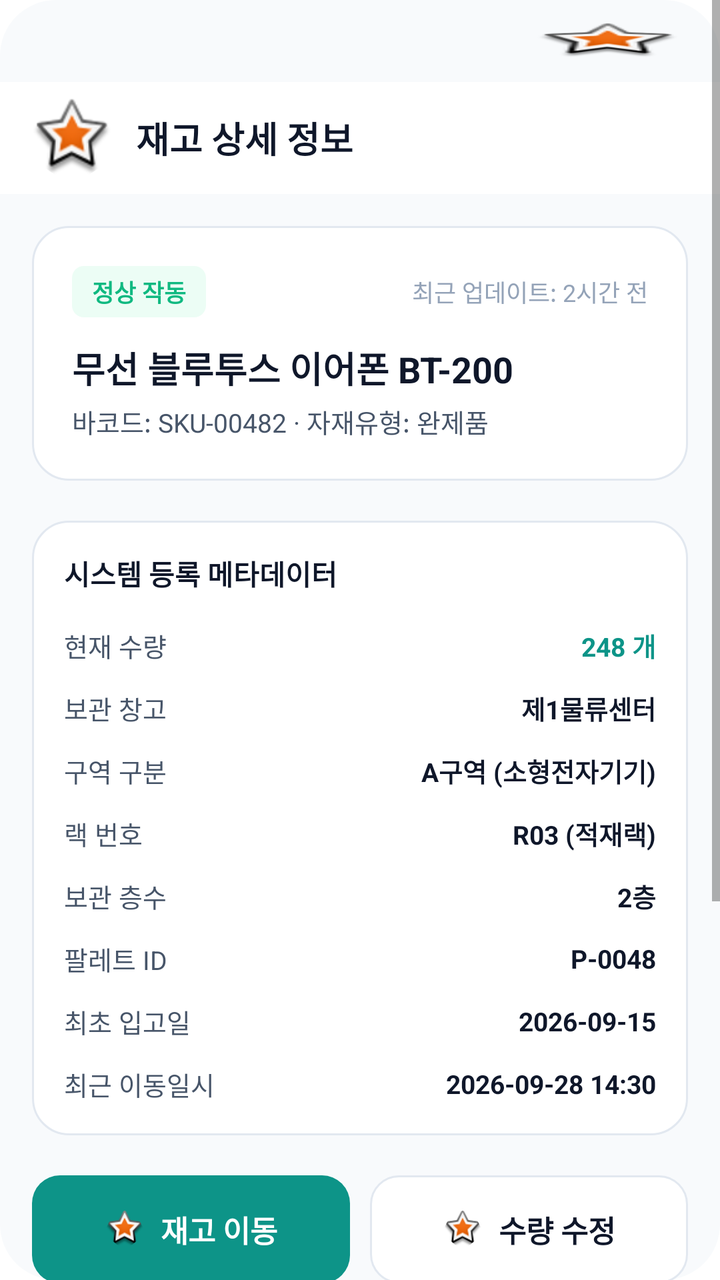
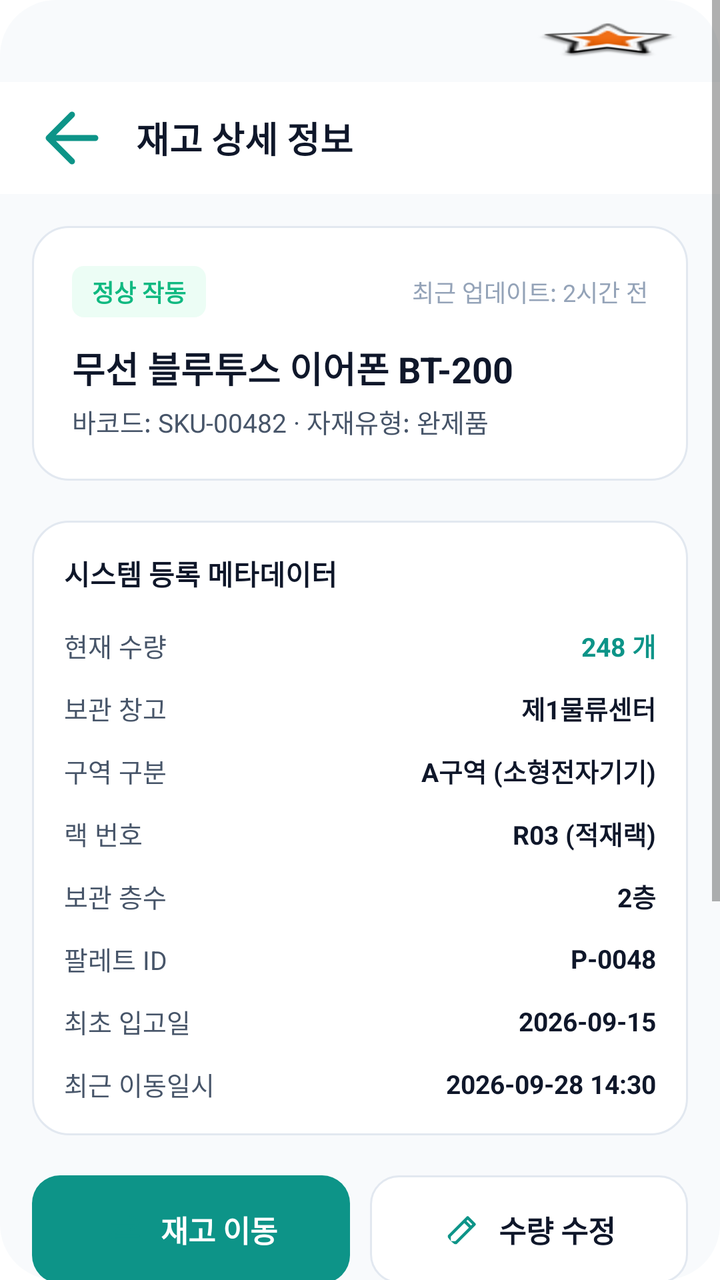

Compare the two renders of this Android layout. The source of the first and the diff that turns it into the second are given below.
<!-- AndroidManifest.xml: application theme Theme.MaterialComponents.DayNight.NoActionBar -->
<!-- res/layout/activity_inventory_detail.xml -->
<LinearLayout 
	xmlns:android="http://schemas.android.com/apk/res/android"
	xmlns:tools="http://schemas.android.com/tools"
	xmlns:app="http://schemas.android.com/apk/res-auto"
	android:background="#FFFFFF"
	android:clipChildren="false"
	android:clipToPadding="false"
	android:orientation="vertical"
	android:layout_width="match_parent"
	android:layout_height="match_parent">
	<ScrollView 
		android:clipChildren="false"
		android:clipToPadding="false"
		android:id="@+id/r6598jvwzpda"
		android:layout_width="match_parent"
		android:layout_height="wrap_content"
		android:layout_weight="1"
		android:background="@drawable/cr28bf8fafc">
		<LinearLayout
			android:layout_width="match_parent"
			android:layout_height="match_parent"
			android:clipChildren="false"
			android:clipToPadding="false"
			android:orientation="vertical">
			<LinearLayout
				android:id="@+id/rkz4hqnvastl"
				android:layout_width="match_parent"
				android:layout_height="wrap_content"
				android:layout_marginBottom="165dp"
				android:orientation="vertical">
				<LinearLayout
					android:id="@+id/rx934vpr7zxq"
					android:layout_width="match_parent"
					android:layout_height="wrap_content"
					android:gravity="center_vertical"
					android:paddingVertical="11dp"
					android:paddingHorizontal="20dp"
					android:orientation="horizontal">
					<TextView
						android:id="@+id/rx6l59yvevqn"
						android:textColor="#0F172A"
						android:textSize="14sp"
						android:textStyle="bold"
						android:layout_height="wrap_content"
						android:layout_width="wrap_content"
						android:text=""
					/>
					<View
						android:layout_width="0dp"
						android:layout_height="0dp"
						android:layout_weight="1"
					 />
					<ImageView
						android:id="@+id/ruk2l6hsjuh"
						android:layout_width="72dp"
						android:layout_height="18dp"
						android:src="@android:drawable/star_big_on"
						android:scaleType="fitXY"
					/>
				</LinearLayout>
				<LinearLayout
					android:id="@+id/r7ofi2ibrs8"
					android:layout_width="match_parent"
					android:layout_height="wrap_content"
					android:gravity="center_vertical"
					android:background="#FFFFFF"
					android:paddingVertical="8dp"
					android:paddingLeft="16dp"
					android:orientation="horizontal">
					<com.google.android.material.imageview.ShapeableImageView
						android:id="@+id/rlb7iitjpcch"
						app:shapeAppearanceOverlay="@style/cr20"
						android:layout_width="40dp"
						android:layout_height="40dp"
						android:layout_marginEnd="12dp"
						android:src="@android:drawable/star_big_on"
						android:scaleType="fitXY"
					/>
					<TextView
						android:id="@+id/r7pa06dp2nsd"
						android:textColor="#0F172A"
						android:textSize="18sp"
						android:textStyle="bold"
						android:layout_height="wrap_content"
						android:layout_width="wrap_content"
						android:text="재고 상세 정보"
					/>
				</LinearLayout>
				<LinearLayout
					android:id="@+id/r45sbp0y7ve8"
					android:layout_width="match_parent"
					android:layout_height="wrap_content"
					android:padding="16dp"
					android:orientation="vertical">
					<LinearLayout
						android:id="@+id/ruvs4b5xx2uh"
						android:layout_width="match_parent"
						android:layout_height="wrap_content"
						android:background="@drawable/se2e8f0sw1cr18bffffff"
						android:padding="20dp"
						android:layout_marginBottom="20dp"
						android:orientation="vertical">
						<LinearLayout
							android:id="@+id/rqji9zl8m3dp"
							android:layout_width="match_parent"
							android:layout_height="wrap_content"
							android:gravity="center_vertical"
							android:layout_marginBottom="12dp"
							android:orientation="horizontal">
							<LinearLayout
								android:id="@+id/raoesqmh9cvn"
								android:layout_width="wrap_content"
								android:layout_height="wrap_content"
								android:background="@drawable/cr6becfdf5"
								android:paddingVertical="4dp"
								android:paddingHorizontal="10dp"
								android:orientation="vertical">
								<TextView
									android:id="@+id/rn47d4e68uol"
									android:textColor="#10B981"
									android:textSize="12sp"
									android:textStyle="bold"
									android:layout_height="wrap_content"
									android:layout_width="wrap_content"
									android:text="정상 작동"
								/>
							</LinearLayout>
							<View
								android:layout_width="0dp"
								android:layout_height="0dp"
								android:layout_weight="1"
							 />
							<TextView
								android:id="@+id/rps4ujt3tdm9"
								android:textColor="#94A3B8"
								android:textSize="12sp"
								android:layout_height="wrap_content"
								android:layout_width="wrap_content"
								android:text="최근 업데이트: 2시간 전"
							/>
						</LinearLayout>
						<LinearLayout
							android:id="@+id/rtcy7xec0a2d"
							android:layout_width="match_parent"
							android:layout_height="wrap_content"
							android:orientation="vertical">
							<TextView
								android:id="@+id/ryvd7x2osq1"
								android:textColor="#0F172A"
								android:textSize="18sp"
								android:textStyle="bold"
								android:layout_marginBottom="4dp"
								android:layout_height="wrap_content"
								android:layout_width="wrap_content"
								android:text="무선 블루투스 이어폰 BT-200"
							/>
							<TextView
								android:id="@+id/rdqwy34t5qvs"
								android:textColor="#475569"
								android:textSize="13sp"
								android:layout_height="wrap_content"
								android:layout_width="wrap_content"
								android:text="바코드: SKU-00482 · 자재유형: 완제품"
							/>
						</LinearLayout>
					</LinearLayout>
					<LinearLayout
						android:id="@+id/rswhw71pxu8a"
						android:layout_width="match_parent"
						android:layout_height="wrap_content"
						android:background="@drawable/se2e8f0sw1cr18bffffff"
						android:layout_marginBottom="20dp"
						android:orientation="vertical">
						<LinearLayout
							android:id="@+id/r2epop6mh1w4"
							android:layout_width="match_parent"
							android:layout_height="wrap_content"
							android:paddingTop="16dp"
							android:paddingLeft="16dp"
							android:orientation="vertical">
							<TextView
								android:id="@+id/rafoeuupasxm"
								android:textColor="#0F172A"
								android:textSize="14sp"
								android:textStyle="bold"
								android:layout_height="wrap_content"
								android:layout_width="wrap_content"
								android:text="시스템 등록 메타데이터"
							/>
						</LinearLayout>
						<LinearLayout
							android:id="@+id/rnt6lrb8fmbr"
							android:layout_width="match_parent"
							android:layout_height="wrap_content"
							android:padding="16dp"
							android:orientation="vertical">
							<LinearLayout
								android:id="@+id/ra7wipisgf8o"
								android:layout_width="match_parent"
								android:layout_height="wrap_content"
								android:gravity="center_vertical"
								android:layout_marginBottom="12dp"
								android:orientation="horizontal">
								<TextView
									android:id="@+id/rp2hwgyt77in"
									android:textColor="#475569"
									android:textSize="13sp"
									android:layout_height="wrap_content"
									android:layout_width="wrap_content"
									android:text="현재 수량"
								/>
								<View
									android:layout_width="0dp"
									android:layout_height="0dp"
									android:layout_weight="1"
								 />
								<TextView
									android:id="@+id/ris3q6gbf1sb"
									android:textColor="#0D9488"
									android:textSize="13sp"
									android:textStyle="bold"
									android:layout_height="wrap_content"
									android:layout_width="wrap_content"
									android:text="248 개"
								/>
							</LinearLayout>
							<LinearLayout
								android:id="@+id/r4fium0qoed6"
								android:layout_width="match_parent"
								android:layout_height="wrap_content"
								android:gravity="center_vertical"
								android:layout_marginBottom="12dp"
								android:orientation="horizontal">
								<TextView
									android:id="@+id/r5npchz1xxgd"
									android:textColor="#475569"
									android:textSize="13sp"
									android:layout_height="wrap_content"
									android:layout_width="wrap_content"
									android:text="보관 창고"
								/>
								<View
									android:layout_width="0dp"
									android:layout_height="0dp"
									android:layout_weight="1"
								 />
								<TextView
									android:id="@+id/rt07l5bl0ow"
									android:textColor="#0F172A"
									android:textSize="13sp"
									android:textStyle="bold"
									android:layout_height="wrap_content"
									android:layout_width="wrap_content"
									android:text="제1물류센터"
								/>
							</LinearLayout>
							<LinearLayout
								android:id="@+id/r17djshc3l3p"
								android:layout_width="match_parent"
								android:layout_height="wrap_content"
								android:gravity="center_vertical"
								android:layout_marginBottom="12dp"
								android:orientation="horizontal">
								<TextView
									android:id="@+id/rcoy01u5ep2j"
									android:textColor="#475569"
									android:textSize="13sp"
									android:layout_height="wrap_content"
									android:layout_width="wrap_content"
									android:text="구역 구분"
								/>
								<View
									android:layout_width="0dp"
									android:layout_height="0dp"
									android:layout_weight="1"
								 />
								<TextView
									android:id="@+id/rdsxkthcwsfs"
									android:textColor="#0F172A"
									android:textSize="13sp"
									android:textStyle="bold"
									android:layout_height="wrap_content"
									android:layout_width="wrap_content"
									android:text="A구역 (소형전자기기)"
								/>
							</LinearLayout>
							<LinearLayout
								android:id="@+id/rf4k92gbw4fg"
								android:layout_width="match_parent"
								android:layout_height="wrap_content"
								android:gravity="center_vertical"
								android:layout_marginBottom="12dp"
								android:orientation="horizontal">
								<TextView
									android:id="@+id/r6uxn7297h6t"
									android:textColor="#475569"
									android:textSize="13sp"
									android:layout_height="wrap_content"
									android:layout_width="wrap_content"
									android:text="랙 번호"
								/>
								<View
									android:layout_width="0dp"
									android:layout_height="0dp"
									android:layout_weight="1"
								 />
								<TextView
									android:id="@+id/r1ck1uax9v6g"
									android:textColor="#0F172A"
									android:textSize="13sp"
									android:textStyle="bold"
									android:layout_height="wrap_content"
									android:layout_width="wrap_content"
									android:text="R03 (적재랙)"
								/>
							</LinearLayout>
							<LinearLayout
								android:id="@+id/rn2j9c80kq1n"
								android:layout_width="match_parent"
								android:layout_height="wrap_content"
								android:gravity="center_vertical"
								android:layout_marginBottom="12dp"
								android:orientation="horizontal">
								<TextView
									android:id="@+id/rlndxw5wj9b"
									android:textColor="#475569"
									android:textSize="13sp"
									android:layout_height="wrap_content"
									android:layout_width="wrap_content"
									android:text="보관 층수"
								/>
								<View
									android:layout_width="0dp"
									android:layout_height="0dp"
									android:layout_weight="1"
								 />
								<TextView
									android:id="@+id/ritmhkein6d"
									android:textColor="#0F172A"
									android:textSize="13sp"
									android:textStyle="bold"
									android:layout_height="wrap_content"
									android:layout_width="wrap_content"
									android:text="2층"
								/>
							</LinearLayout>
							<LinearLayout
								android:id="@+id/rt4lo3nai95a"
								android:layout_width="match_parent"
								android:layout_height="wrap_content"
								android:gravity="center_vertical"
								android:layout_marginBottom="12dp"
								android:orientation="horizontal">
								<TextView
									android:id="@+id/rblf76dhpwa4"
									android:textColor="#475569"
									android:textSize="13sp"
									android:layout_height="wrap_content"
									android:layout_width="wrap_content"
									android:text="팔레트 ID"
								/>
								<View
									android:layout_width="0dp"
									android:layout_height="0dp"
									android:layout_weight="1"
								 />
								<TextView
									android:id="@+id/rcpf8zg0hcvg"
									android:textColor="#0F172A"
									android:textSize="13sp"
									android:textStyle="bold"
									android:layout_height="wrap_content"
									android:layout_width="wrap_content"
									android:text="P-0048"
								/>
							</LinearLayout>
							<LinearLayout
								android:id="@+id/rdctaabeo7bs"
								android:layout_width="match_parent"
								android:layout_height="wrap_content"
								android:gravity="center_vertical"
								android:layout_marginBottom="12dp"
								android:orientation="horizontal">
								<TextView
									android:id="@+id/r0w1v94idddbc"
									android:textColor="#475569"
									android:textSize="13sp"
									android:layout_height="wrap_content"
									android:layout_width="wrap_content"
									android:text="최초 입고일"
								/>
								<View
									android:layout_width="0dp"
									android:layout_height="0dp"
									android:layout_weight="1"
								 />
								<TextView
									android:id="@+id/r70y6844hxkc"
									android:textColor="#0F172A"
									android:textSize="13sp"
									android:textStyle="bold"
									android:layout_height="wrap_content"
									android:layout_width="wrap_content"
									android:text="2026-09-15"
								/>
							</LinearLayout>
							<LinearLayout
								android:id="@+id/ri6rf0yevhr"
								android:layout_width="match_parent"
								android:layout_height="wrap_content"
								android:gravity="center_vertical"
								android:orientation="horizontal">
								<TextView
									android:id="@+id/r2618exi4f1h"
									android:textColor="#475569"
									android:textSize="13sp"
									android:layout_height="wrap_content"
									android:layout_width="wrap_content"
									android:text="최근 이동일시"
								/>
								<View
									android:layout_width="0dp"
									android:layout_height="0dp"
									android:layout_weight="1"
								 />
								<TextView
									android:id="@+id/ruws7gcxkfxe"
									android:textColor="#0F172A"
									android:textSize="13sp"
									android:textStyle="bold"
									android:layout_height="wrap_content"
									android:layout_width="wrap_content"
									android:text="2026-09-28 14:30"
								/>
							</LinearLayout>
						</LinearLayout>
					</LinearLayout>
					<LinearLayout
						android:id="@+id/rj7bwt5pz17e"
						android:layout_width="match_parent"
						android:layout_height="wrap_content"
						android:orientation="vertical">
						<LinearLayout
							android:id="@+id/rl7fb2oqoi7b"
							android:layout_width="match_parent"
							android:layout_height="wrap_content"
							android:gravity="center_vertical"
							android:layout_marginBottom="10dp"
							android:orientation="horizontal">
							<LinearLayout
								android:id="@+id/rl1mtyqbucc"
								android:layout_width="0dp"
								android:layout_height="wrap_content"
								android:layout_weight="1"
								android:gravity="center"
								android:background="@drawable/cr14b0d9488"
								android:paddingVertical="16dp"
								android:layout_marginEnd="10dp"
								android:clickable="true"
								android:focusable="true"
								android:orientation="horizontal">
								<com.google.android.material.imageview.ShapeableImageView
									android:id="@+id/r1vk1k6pain8j"
									app:shapeAppearanceOverlay="@style/cr14"
									android:layout_width="20dp"
									android:layout_height="20dp"
									android:layout_marginEnd="8dp"
									android:src="@android:drawable/star_big_on"
									android:scaleType="fitXY"
								/>
								<TextView
									android:id="@+id/rm7mz22ub3en"
									android:textColor="#FFFFFF"
									android:textSize="15sp"
									android:textStyle="bold"
									android:layout_height="wrap_content"
									android:layout_width="wrap_content"
									android:text="재고 이동"
								/>
							</LinearLayout>
							<LinearLayout
								android:id="@+id/r2ocdj4k8cly"
								android:layout_width="0dp"
								android:layout_height="wrap_content"
								android:layout_weight="1"
								android:gravity="center"
								android:background="@drawable/se2e8f0sw1cr14bffffff"
								android:paddingVertical="16dp"
								android:clickable="true"
								android:focusable="true"
								android:orientation="horizontal">
								<com.google.android.material.imageview.ShapeableImageView
									android:id="@+id/rrbtmji7ayxp"
									app:shapeAppearanceOverlay="@style/cr14"
									android:layout_width="20dp"
									android:layout_height="20dp"
									android:layout_marginEnd="8dp"
									android:src="@android:drawable/star_big_on"
									android:scaleType="fitXY"
								/>
								<TextView
									android:id="@+id/ro38hyiv593k"
									android:textColor="#0F172A"
									android:textSize="15sp"
									android:textStyle="bold"
									android:layout_height="wrap_content"
									android:layout_width="wrap_content"
									android:text="수량 수정"
								/>
							</LinearLayout>
						</LinearLayout>
					</LinearLayout>
				</LinearLayout>
			</LinearLayout>
			<RelativeLayout
				android:id="@+id/rb2sv66mahgb"
				android:layout_width="match_parent"
				android:layout_height="wrap_content"
				android:clipChildren="false"
				android:clipToPadding="false"
				>
				<LinearLayout
					android:layout_width="match_parent"
					android:layout_height="wrap_content"
					android:clipChildren="false"
					android:clipToPadding="false"
					android:orientation="vertical">
					<LinearLayout
						android:id="@+id/re0gwkeu7h7m"
						android:layout_width="match_parent"
						android:layout_height="wrap_content"
						android:background="#FFFFFF"
						android:paddingHorizontal="12dp"
						android:orientation="horizontal">
						<ImageView
							android:id="@+id/r74nucvcdsxa"
							android:layout_width="0dp"
							android:layout_height="52dp"
							android:layout_weight="1"
							android:layout_marginVertical="12dp"
							android:layout_marginEnd="44dp"
							android:src="@android:drawable/star_big_on"
							android:scaleType="fitXY"
						/>
						<LinearLayout
							android:id="@+id/r0olzfvqm9oyj"
							android:layout_width="0dp"
							android:layout_height="wrap_content"
							android:layout_weight="1"
							android:gravity="center_horizontal"
							android:paddingVertical="6dp"
							android:layout_marginTop="12dp"
							android:layout_marginEnd="11dp"
							android:orientation="vertical">
							<ImageView
								android:id="@+id/rdnv3fthexra"
								android:layout_width="22dp"
								android:layout_height="22dp"
								android:layout_marginBottom="4dp"
								android:src="@android:drawable/star_big_on"
								android:scaleType="fitXY"
							/>
							<TextView
								android:id="@+id/rvw7roo577d"
								android:textColor="#0D9488"
								android:textSize="11sp"
								android:textStyle="bold"
								android:layout_height="wrap_content"
								android:layout_width="wrap_content"
								android:text="재고"
							/>
						</LinearLayout>
						<TextView
							android:id="@+id/rc16atwgjkqv"
							android:textColor="#0D9488"
							android:textSize="11sp"
							android:textStyle="bold"
							android:layout_marginTop="40dp"
							android:layout_marginEnd="13dp"
							android:layout_height="wrap_content"
							android:layout_width="wrap_content"
							android:text="스캔"
						/>
						<LinearLayout
							android:id="@+id/rdjdwkkn8u4"
							android:layout_width="0dp"
							android:layout_height="wrap_content"
							android:layout_weight="1"
							android:gravity="center_horizontal"
							android:paddingVertical="6dp"
							android:layout_marginTop="12dp"
							android:layout_marginEnd="44dp"
							android:orientation="vertical">
							<ImageView
								android:id="@+id/rel7zzvm5tt9"
								android:layout_width="22dp"
								android:layout_height="22dp"
								android:layout_marginBottom="4dp"
								android:src="@android:drawable/star_big_on"
								android:scaleType="fitXY"
							/>
							<TextView
								android:id="@+id/r8e6xkjfuivb"
								android:textColor="#475569"
								android:textSize="11sp"
								android:layout_height="wrap_content"
								android:layout_width="wrap_content"
								android:text="작업"
							/>
						</LinearLayout>
						<LinearLayout
							android:id="@+id/rxou2dj74hq"
							android:layout_width="0dp"
							android:layout_height="wrap_content"
							android:layout_weight="1"
							android:gravity="center_horizontal"
							android:paddingVertical="6dp"
							android:layout_marginTop="12dp"
							android:orientation="vertical">
							<ImageView
								android:id="@+id/rfr3dgqydvgt"
								android:layout_width="22dp"
								android:layout_height="22dp"
								android:layout_marginBottom="4dp"
								android:src="@android:drawable/star_big_on"
								android:scaleType="fitXY"
							/>
							<TextView
								android:id="@+id/rcirquxygdn"
								android:textColor="#475569"
								android:textSize="11sp"
								android:layout_height="wrap_content"
								android:layout_width="wrap_content"
								android:text="더보기"
							/>
						</LinearLayout>
					</LinearLayout>
				</LinearLayout>
				<LinearLayout
					android:id="@+id/rjjaeueeomyq"
					android:layout_marginTop="-17dp"
					android:layout_marginEnd="0dp"
					android:layout_marginStart="0dp"
					android:layout_width="match_parent"
					android:layout_height="wrap_content"
					android:gravity="center_horizontal"
					android:clipChildren="false"
					android:clipToPadding="false"
					android:orientation="vertical">
					<com.google.android.material.imageview.ShapeableImageView
						android:id="@+id/rjou5xvfm1e"
						app:shapeAppearanceOverlay="@style/cr29"
						android:layout_width="58dp"
						android:layout_height="58dp"
						android:src="@android:drawable/star_big_on"
						android:scaleType="fitXY"
					/>
				</LinearLayout>
			</RelativeLayout>
		</LinearLayout>
	</ScrollView>
</LinearLayout>
<!-- resources referenced by this layout -->
<resources>
  <!-- unchanged entries left out for length: 8 -->
</resources>

<!-- the commit's change to res/layout/activity_inventory_detail.xml (unified diff, before → after) -->
@@ -73,8 +73,8 @@
 						android:layout_width="40dp"
 						android:layout_height="40dp"
 						android:layout_marginEnd="12dp"
-						android:src="@android:drawable/star_big_on"
-						android:scaleType="fitXY"
+						android:src="@drawable/ic_inven_back"
+						android:scaleType="fitCenter"
 					/>
 					<TextView
 						android:id="@+id/r7pa06dp2nsd"
@@ -465,8 +465,8 @@
 									android:layout_width="20dp"
 									android:layout_height="20dp"
 									android:layout_marginEnd="8dp"
-									android:src="@android:drawable/star_big_on"
-									android:scaleType="fitXY"
+									android:src="@drawable/ic_inven_transfer"
+									android:scaleType="fitCenter"
 								/>
 								<TextView
 									android:id="@+id/rm7mz22ub3en"
@@ -495,8 +495,8 @@
 									android:layout_width="20dp"
 									android:layout_height="20dp"
 									android:layout_marginEnd="8dp"
-									android:src="@android:drawable/star_big_on"
-									android:scaleType="fitXY"
+									android:src="@drawable/ic_inven_edit"
+									android:scaleType="fitCenter"
 								/>
 								<TextView
 									android:id="@+id/ro38hyiv593k"
@@ -532,15 +532,21 @@
 						android:background="#FFFFFF"
 						android:paddingHorizontal="12dp"
 						android:orientation="horizontal">
-						<ImageView
+						<TextView
 							android:id="@+id/r74nucvcdsxa"
 							android:layout_width="0dp"
 							android:layout_height="52dp"
 							android:layout_weight="1"
 							android:layout_marginVertical="12dp"
 							android:layout_marginEnd="44dp"
-							android:src="@android:drawable/star_big_on"
-							android:scaleType="fitXY"
+							android:gravity="center"
+							android:paddingVertical="5dp"
+							android:drawableTop="@drawable/ic_inven_home"
+							android:drawableTint="#475569"
+							android:drawablePadding="3dp"
+							android:text="홈"
+							android:textSize="11sp"
+							android:textColor="#475569"
 						/>
 						<LinearLayout
 							android:id="@+id/r0olzfvqm9oyj"
@@ -557,8 +563,9 @@
 								android:layout_width="22dp"
 								android:layout_height="22dp"
 								android:layout_marginBottom="4dp"
-								android:src="@android:drawable/star_big_on"
-								android:scaleType="fitXY"
+								android:src="@drawable/ic_inven_inventory"
+								android:tint="#475569"
+								android:scaleType="fitCenter"
 							/>
 							<TextView
 								android:id="@+id/rvw7roo577d"
@@ -596,8 +603,9 @@
 								android:layout_width="22dp"
 								android:layout_height="22dp"
 								android:layout_marginBottom="4dp"
-								android:src="@android:drawable/star_big_on"
-								android:scaleType="fitXY"
+								android:src="@drawable/ic_inven_work"
+								android:tint="#475569"
+								android:scaleType="fitCenter"
 							/>
 							<TextView
 								android:id="@+id/r8e6xkjfuivb"
@@ -622,8 +630,9 @@
 								android:layout_width="22dp"
 								android:layout_height="22dp"
 								android:layout_marginBottom="4dp"
-								android:src="@android:drawable/star_big_on"
-								android:scaleType="fitXY"
+								android:src="@drawable/ic_inven_more"
+								android:tint="#475569"
+								android:scaleType="fitCenter"
 							/>
 							<TextView
 								android:id="@+id/rcirquxygdn"
@@ -652,8 +661,9 @@
 						app:shapeAppearanceOverlay="@style/cr29"
 						android:layout_width="58dp"
 						android:layout_height="58dp"
-						android:src="@android:drawable/star_big_on"
-						android:scaleType="fitXY"
+						android:src="@drawable/ic_inven_scan_fab"
+						android:contentDescription="바코드 스캔"
+						android:scaleType="fitCenter"
 					/>
 				</LinearLayout>
 			</RelativeLayout>
<!-- resource entries referenced after the edit -->
@@ -1,5 +1,72 @@
 <!-- resources referenced by this layout -->
 <resources>
+  <!-- drawable ic_inven_back (drawable) -->
+  <vector xmlns:android="http://schemas.android.com/apk/res/android"
+      android:width="24dp" android:height="24dp"
+      android:viewportWidth="24" android:viewportHeight="24">
+      <path android:fillColor="#00000000" android:strokeColor="#0D9488"
+          android:strokeWidth="1.8" android:strokeLineCap="round" android:strokeLineJoin="round"
+          android:pathData="M19,12 H5 M12,5 L5,12 L12,19" />
+  </vector>
+  <!-- drawable ic_inven_edit (drawable) -->
+  <vector xmlns:android="http://schemas.android.com/apk/res/android"
+      android:width="24dp" android:height="24dp"
+      android:viewportWidth="24" android:viewportHeight="24">
+      <path android:fillColor="#00000000" android:strokeColor="#0D9488"
+          android:strokeWidth="1.8" android:strokeLineCap="round" android:strokeLineJoin="round"
+          android:pathData="M4,16 L15,5 L19,9 L8,20 H4 Z M13,7 L17,11" />
+  </vector>
+  <!-- drawable ic_inven_home (drawable) -->
+  <vector xmlns:android="http://schemas.android.com/apk/res/android"
+      android:width="24dp" android:height="24dp"
+      android:viewportWidth="24" android:viewportHeight="24">
+      <path android:fillColor="#00000000" android:strokeColor="#0D9488"
+          android:strokeWidth="1.8" android:strokeLineCap="round" android:strokeLineJoin="round"
+          android:pathData="M3,10 L12,3 L21,10 M5,9 V21 H19 V9 M10,21 V15 H14 V21" />
+  </vector>
+  <!-- drawable ic_inven_inventory (drawable) -->
+  <vector xmlns:android="http://schemas.android.com/apk/res/android"
+      android:width="24dp" android:height="24dp"
+      android:viewportWidth="24" android:viewportHeight="24">
+      <path android:fillColor="#00000000" android:strokeColor="#0D9488"
+          android:strokeWidth="1.8" android:strokeLineCap="round" android:strokeLineJoin="round"
+          android:pathData="M3,7 L12,3 L21,7 L12,11 Z M3,7 V17 L12,21 L21,17 V7 M12,11 V21 M7.5,5 L16.5,9" />
+  </vector>
+  <!-- drawable ic_inven_more (drawable) -->
+  <vector xmlns:android="http://schemas.android.com/apk/res/android"
+      android:width="24dp" android:height="24dp"
+      android:viewportWidth="24" android:viewportHeight="24">
+      <path android:fillColor="#00000000" android:strokeColor="#0D9488"
+          android:strokeWidth="2.7" android:strokeLineCap="round" android:strokeLineJoin="round"
+          android:pathData="M5,12 H5.01 M12,12 H12.01 M19,12 H19.01" />
+  </vector>
+  <!-- drawable ic_inven_scan_fab (drawable) -->
+  <vector xmlns:android="http://schemas.android.com/apk/res/android"
+      android:width="58dp" android:height="58dp"
+      android:viewportWidth="40" android:viewportHeight="40">
+      <path android:fillColor="#0D9488" android:pathData="M20,0 A20,20 0 1,1 20,40 A20,20 0 1,1 20,0 Z" />
+      <group android:translateX="8" android:translateY="8">
+          <path android:fillColor="#00000000" android:strokeColor="#FFFFFF"
+              android:strokeWidth="1.8" android:strokeLineCap="round" android:strokeLineJoin="round"
+              android:pathData="M8,4 H4 V8 M16,4 H20 V8 M8,20 H4 V16 M16,20 H20 V16 M7,9 V15 M10,9 V15 M14,9 V15 M17,9 V15" />
+      </group>
+  </vector>
+  <!-- drawable ic_inven_transfer (drawable) -->
+  <vector xmlns:android="http://schemas.android.com/apk/res/android"
+      android:width="24dp" android:height="24dp"
+      android:viewportWidth="24" android:viewportHeight="24">
+      <path android:fillColor="#00000000" android:strokeColor="#0D9488"
+          android:strokeWidth="1.8" android:strokeLineCap="round" android:strokeLineJoin="round"
+          android:pathData="M4,8 H20 M16,4 L20,8 L16,12 M20,16 H4 M8,12 L4,16 L8,20" />
+  </vector>
+  <!-- drawable ic_inven_work (drawable) -->
+  <vector xmlns:android="http://schemas.android.com/apk/res/android"
+      android:width="24dp" android:height="24dp"
+      android:viewportWidth="24" android:viewportHeight="24">
+      <path android:fillColor="#00000000" android:strokeColor="#0D9488"
+          android:strokeWidth="1.8" android:strokeLineCap="round" android:strokeLineJoin="round"
+          android:pathData="M9,5 H6 A2,2 0 0,0 4,7 V20 A1,1 0 0,0 5,21 H19 A1,1 0 0,0 20,20 V7 A2,2 0 0,0 18,5 H15 M9,3 H15 V7 H9 Z M8,12 H16 M8,16 H14" />
+  </vector>
   <!-- unchanged entries left out for length: 8 -->
 </resources>
 
